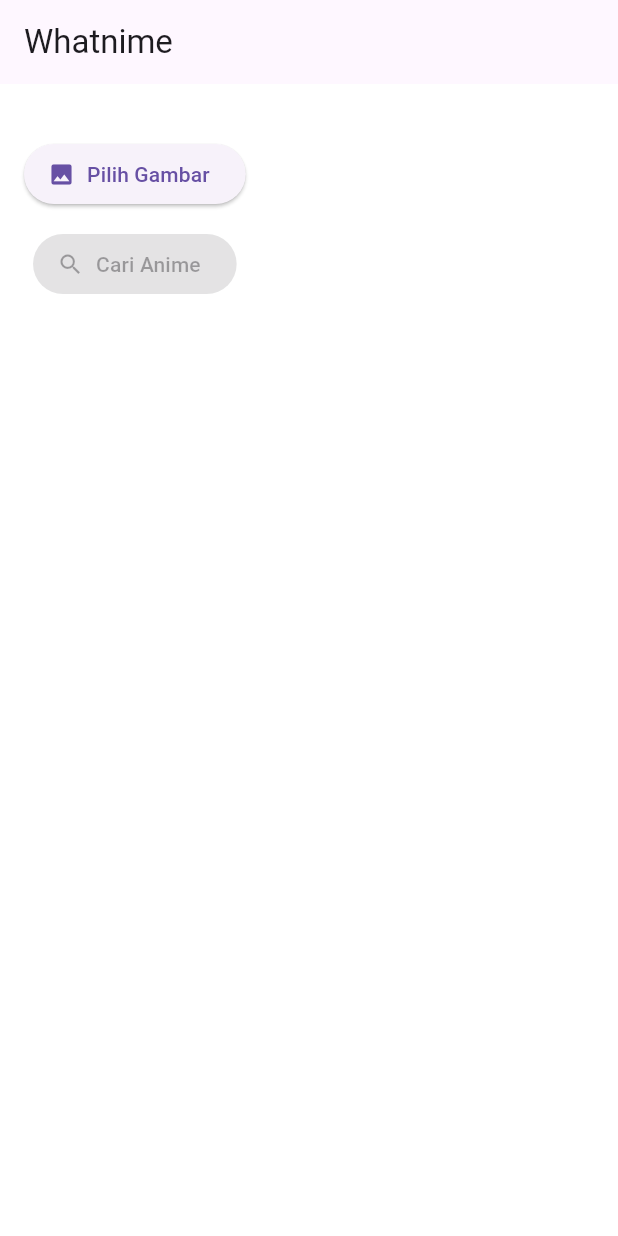
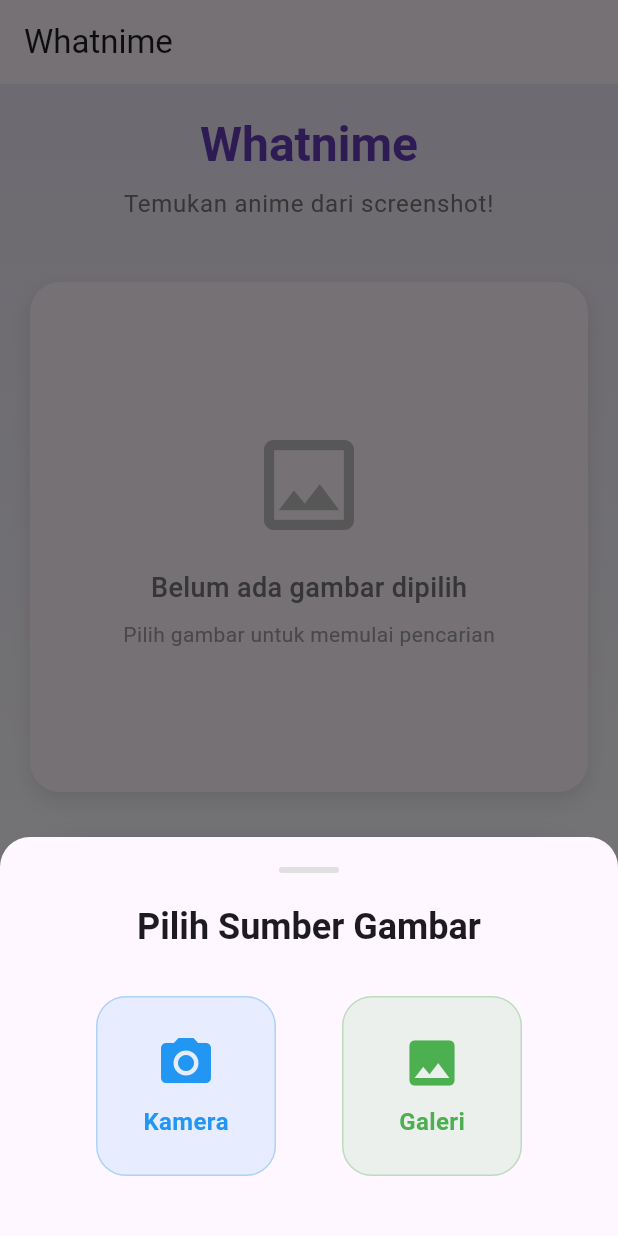
Before and after one commit to reized/project-akhir-prak-mobile, a Flutter app: the screen it shows after launch, after a tap on "Pilih Gambar", on a phone screen of 412 x 824 dp. Run offline on Flutter 3.47's test engine with Material 3 defaults, Android fonts, the phone set to English and light mode, and no system bars; our stand-ins replace image_picker.

Commit message:
update homepage

```diff
--- a/lib/main.dart
+++ b/lib/main.dart
@@ -1,5 +1,4 @@
-import 'package:coba_project_prak/screens/home_screen.dart';
-import 'package:coba_project_prak/theme/app_theme.dart';
+import 'package:coba_project_prak/screens/main_page.dart';
 import 'package:flutter/material.dart';
 
 void main() {
@@ -13,12 +12,12 @@ class MyApp extends StatelessWidget {
   @override
   Widget build(BuildContext context) {
     return MaterialApp(
+      debugShowCheckedModeBanner: false,
       title: 'Whatnime',
-      theme: AppTheme.lightTheme,
-      darkTheme: AppTheme.darkTheme,
-      themeMode: ThemeMode.system,
-      debugShowCheckedModeBanner: false,
-      home: HomeScreen(),
+      theme: ThemeData(
+        colorScheme: ColorScheme.fromSeed(seedColor: Colors.deepPurple),
+      ),
+      home: MainPage(),
     );
   }
 }
--- /dev/null
+++ b/lib/screens/home_page.dart
@@ -0,0 +1,429 @@
+import 'dart:io';
+import 'package:coba_project_prak/screens/result_page.dart';
+import 'package:flutter/material.dart';
+import 'package:image_picker/image_picker.dart';
+import '../services/tracemoe_api.dart';
+
+class HomePage extends StatefulWidget {
+  const HomePage({super.key});
+
+  @override
+  State<HomePage> createState() => _HomeScreenState();
+}
+
+class _HomeScreenState extends State<HomePage> with TickerProviderStateMixin {
+  File? _selectedImage;
+  bool _isLoading = false;
+  late AnimationController _animationController;
+  late Animation<double> _scaleAnimation;
+
+  @override
+  void initState() {
+    super.initState();
+    _animationController = AnimationController(
+      duration: const Duration(milliseconds: 200),
+      vsync: this,
+    );
+    _scaleAnimation = Tween<double>(
+      begin: 1.0,
+      end: 0.95,
+    ).animate(CurvedAnimation(
+      parent: _animationController,
+      curve: Curves.easeInOut,
+    ));
+  }
+
+  @override
+  void dispose() {
+    _animationController.dispose();
+    super.dispose();
+  }
+
+  Future<void> _pickImage(ImageSource source) async {
+    final picker = ImagePicker();
+    final pickedFile = await picker.pickImage(
+      source: source,
+      maxWidth: 1800,
+      maxHeight: 1800,
+      imageQuality: 85,
+    );
+
+    if (pickedFile != null) {
+      setState(() {
+        _selectedImage = File(pickedFile.path);
+      });
+    }
+  }
+
+  void _showImageSourceDialog() {
+    showModalBottomSheet(
+      context: context,
+      backgroundColor: Colors.transparent,
+      builder: (BuildContext context) {
+        return Container(
+          decoration: BoxDecoration(
+            color: Theme.of(context).scaffoldBackgroundColor,
+            borderRadius: const BorderRadius.only(
+              topLeft: Radius.circular(20),
+              topRight: Radius.circular(20),
+            ),
+          ),
+          child: SafeArea(
+            child: Padding(
+              padding: const EdgeInsets.all(20),
+              child: Column(
+                mainAxisSize: MainAxisSize.min,
+                children: [
+                  Container(
+                    width: 40,
+                    height: 4,
+                    decoration: BoxDecoration(
+                      color: Colors.grey[300],
+                      borderRadius: BorderRadius.circular(2),
+                    ),
+                  ),
+                  const SizedBox(height: 20),
+                  Text(
+                    'Pilih Sumber Gambar',
+                    style: Theme.of(context).textTheme.headlineSmall?.copyWith(
+                          fontWeight: FontWeight.bold,
+                        ),
+                  ),
+                  const SizedBox(height: 30),
+                  Row(
+                    mainAxisAlignment: MainAxisAlignment.spaceEvenly,
+                    children: [
+                      _buildSourceOption(
+                        icon: Icons.camera_alt,
+                        label: 'Kamera',
+                        onTap: () {
+                          Navigator.pop(context);
+                          _pickImage(ImageSource.camera);
+                        },
+                        color: Colors.blue,
+                      ),
+                      _buildSourceOption(
+                        icon: Icons.photo,
+                        label: 'Galeri',
+                        onTap: () {
+                          Navigator.pop(context);
+                          _pickImage(ImageSource.gallery);
+                        },
+                        color: Colors.green,
+                      ),
+                    ],
+                  ),
+                  const SizedBox(height: 20),
+                ],
+              ),
+            ),
+          ),
+        );
+      },
+    );
+  }
+
+  Widget _buildSourceOption({
+    required IconData icon,
+    required String label,
+    required VoidCallback onTap,
+    required Color color,
+  }) {
+    return GestureDetector(
+      onTap: onTap,
+      child: Container(
+        width: 120,
+        height: 120,
+        decoration: BoxDecoration(
+          color: color.withOpacity(0.1),
+          borderRadius: BorderRadius.circular(20),
+          border: Border.all(color: color.withOpacity(0.3)),
+        ),
+        child: Column(
+          mainAxisAlignment: MainAxisAlignment.center,
+          children: [
+            Icon(
+              icon,
+              size: 40,
+              color: color,
+            ),
+            const SizedBox(height: 8),
+            Text(
+              label,
+              style: TextStyle(
+                fontSize: 16,
+                fontWeight: FontWeight.w600,
+                color: color,
+              ),
+            ),
+          ],
+        ),
+      ),
+    );
+  }
+
+  Future<void> _searchAnime() async {
+    if (_selectedImage == null) return;
+
+    setState(() => _isLoading = true);
+
+    try {
+      final results = await TraceMoeApi.searchAnime(_selectedImage!);
+      if (!mounted) return;
+
+      Navigator.push(
+        context,
+        MaterialPageRoute(
+          builder: (_) => ResultScreen(results: results),
+        ),
+      );
+    } catch (e) {
+      if (!mounted) return;
+
+      ScaffoldMessenger.of(context).showSnackBar(
+        SnackBar(
+          content: Text('Gagal mencari anime: $e'),
+          backgroundColor: Colors.red[400],
+          behavior: SnackBarBehavior.floating,
+          shape: RoundedRectangleBorder(
+            borderRadius: BorderRadius.circular(10),
+          ),
+        ),
+      );
+    } finally {
+      if (mounted) setState(() => _isLoading = false);
+    }
+  }
+
+  @override
+  Widget build(BuildContext context) {
+    final theme = Theme.of(context);
+    final isDark = theme.brightness == Brightness.dark;
+
+    return Scaffold(
+      body: Container(
+        decoration: BoxDecoration(
+          gradient: LinearGradient(
+            begin: Alignment.topCenter,
+            end: Alignment.bottomCenter,
+            colors: isDark
+                ? [Colors.grey[900]!, Colors.black]
+                : [Colors.deepPurple[50]!, Colors.white],
+          ),
+        ),
+        child: SafeArea(
+          child: Padding(
+            padding: const EdgeInsets.all(20),
+            child: Column(
+              crossAxisAlignment: CrossAxisAlignment.stretch,
+              children: [
+                // Header
+                Text(
+                  'Whatnime',
+                  textAlign: TextAlign.center,
+                  style: theme.textTheme.headlineLarge?.copyWith(
+                    fontWeight: FontWeight.bold,
+                    color: Colors.deepPurple,
+                  ),
+                ),
+                const SizedBox(height: 8),
+                Text(
+                  'Temukan anime dari screenshot!',
+                  textAlign: TextAlign.center,
+                  style: theme.textTheme.bodyLarge?.copyWith(
+                    color: Colors.grey[600],
+                  ),
+                ),
+                const SizedBox(height: 40),
+
+                // Image Display Area
+                Expanded(
+                  child: Container(
+                    decoration: BoxDecoration(
+                      color: theme.cardColor,
+                      borderRadius: BorderRadius.circular(20),
+                      boxShadow: [
+                        BoxShadow(
+                          color: Colors.black.withOpacity(0.1),
+                          blurRadius: 10,
+                          offset: const Offset(0, 5),
+                        ),
+                      ],
+                    ),
+                    child: _selectedImage != null
+                        ? ClipRRect(
+                            borderRadius: BorderRadius.circular(20),
+                            child: Stack(
+                              children: [
+                                Image.file(
+                                  _selectedImage!,
+                                  width: double.infinity,
+                                  height: double.infinity,
+                                  fit: BoxFit.cover,
+                                ),
+                                Positioned(
+                                  top: 10,
+                                  right: 10,
+                                  child: GestureDetector(
+                                    onTap: () {
+                                      setState(() {
+                                        _selectedImage = null;
+                                      });
+                                    },
+                                    child: Container(
+                                      padding: const EdgeInsets.all(8),
+                                      decoration: BoxDecoration(
+                                        color: Colors.black.withOpacity(0.7),
+                                        shape: BoxShape.circle,
+                                      ),
+                                      child: const Icon(
+                                        Icons.close,
+                                        color: Colors.white,
+                                        size: 20,
+                                      ),
+                                    ),
+                                  ),
+                                ),
+                              ],
+                            ),
+                          )
+                        : Column(
+                            mainAxisAlignment: MainAxisAlignment.center,
+                            children: [
+                              Icon(
+                                Icons.image_outlined,
+                                size: 80,
+                                color: Colors.grey[400],
+                              ),
+                              const SizedBox(height: 16),
+                              Text(
+                                'Belum ada gambar dipilih',
+                                style: TextStyle(
+                                  fontSize: 18,
+                                  color: Colors.grey[600],
+                                  fontWeight: FontWeight.w500,
+                                ),
+                              ),
+                              const SizedBox(height: 8),
+                              Text(
+                                'Pilih gambar untuk memulai pencarian',
+                                style: TextStyle(
+                                  fontSize: 14,
+                                  color: Colors.grey[500],
+                                ),
+                              ),
+                            ],
+                          ),
+                  ),
+                ),
+
+                const SizedBox(height: 30),
+
+                // Camera/Scan Button
+                AnimatedBuilder(
+                  animation: _scaleAnimation,
+                  builder: (context, child) {
+                    return Transform.scale(
+                      scale: _scaleAnimation.value,
+                      child: GestureDetector(
+                        onTapDown: (_) => _animationController.forward(),
+                        onTapUp: (_) => _animationController.reverse(),
+                        onTapCancel: () => _animationController.reverse(),
+                        onTap: _showImageSourceDialog,
+                        child: Container(
+                          height: 70,
+                          decoration: BoxDecoration(
+                            gradient: LinearGradient(
+                              colors: [
+                                Colors.deepPurple,
+                                Colors.deepPurple[300]!
+                              ],
+                            ),
+                            borderRadius: BorderRadius.circular(35),
+                            boxShadow: [
+                              BoxShadow(
+                                color: Colors.deepPurple.withOpacity(0.3),
+                                blurRadius: 15,
+                                offset: const Offset(0, 8),
+                              ),
+                            ],
+                          ),
+                          child: const Row(
+                            mainAxisAlignment: MainAxisAlignment.center,
+                            children: [
+                              Icon(
+                                Icons.camera_alt,
+                                color: Colors.white,
+                                size: 28,
+                              ),
+                              SizedBox(width: 12),
+                              Text(
+                                'Pilih Gambar',
+                                style: TextStyle(
+                                  color: Colors.white,
+                                  fontSize: 18,
+                                  fontWeight: FontWeight.bold,
+                                ),
+                              ),
+                            ],
+                          ),
+                        ),
+                      ),
+                    );
+                  },
+                ),
+
+                const SizedBox(height: 16),
+
+                // Search Button
+                AnimatedContainer(
+                  duration: const Duration(milliseconds: 300),
+                  height: 60,
+                  child: ElevatedButton.icon(
+                    onPressed: _selectedImage == null || _isLoading
+                        ? null
+                        : _searchAnime,
+                    style: ElevatedButton.styleFrom(
+                      backgroundColor: Colors.green,
+                      disabledBackgroundColor: Colors.grey[300],
+                      shape: RoundedRectangleBorder(
+                        borderRadius: BorderRadius.circular(30),
+                      ),
+                      elevation: _selectedImage != null && !_isLoading ? 8 : 2,
+                      shadowColor: Colors.green.withOpacity(0.3),
+                    ),
+                    icon: _isLoading
+                        ? const SizedBox(
+                            width: 20,
+                            height: 20,
+                            child: CircularProgressIndicator(
+                              strokeWidth: 2,
+                              valueColor:
+                                  AlwaysStoppedAnimation<Color>(Colors.white),
+                            ),
+                          )
+                        : const Icon(
+                            Icons.search,
+                            color: Colors.white,
+                            size: 24,
+                          ),
+                    label: Text(
+                      _isLoading ? 'Mencari...' : 'Cari Anime',
+                      style: const TextStyle(
+                        color: Colors.white,
+                        fontSize: 16,
+                        fontWeight: FontWeight.bold,
+                      ),
+                    ),
+                  ),
+                ),
+
+                const SizedBox(height: 20),
+              ],
+            ),
+          ),
+        ),
+      ),
+    );
+  }
+}
--- a/lib/screens/home_screen.dart
+++ /dev/null
@@ -1,87 +0,0 @@
-import 'dart:io';
-import 'package:flutter/material.dart';
-import 'package:image_picker/image_picker.dart';
-// import '../models/anime_result.dart';
-import '../services/tracemoe_api.dart';
-import 'result_screen.dart';
-
-class HomeScreen extends StatefulWidget {
-  const HomeScreen({super.key});
-
-  @override
-  State<HomeScreen> createState() => _HomeScreenState();
-}
-
-class _HomeScreenState extends State<HomeScreen> {
-  File? _selectedImage;
-  bool _isLoading = false;
-
-  Future<void> _pickImage(ImageSource source) async {
-    final picker = ImagePicker();
-    final pickedFile = await picker.pickImage(source: source);
-
-    if (pickedFile != null) {
-      setState(() {
-        _selectedImage = File(pickedFile.path);
-      });
-    }
-  }
-
-  Future<void> _searchAnime() async {
-    if (_selectedImage == null) return;
-
-    setState(() => _isLoading = true);
-
-    try {
-      final results = await TraceMoeApi.searchAnime(_selectedImage!);
-      if (!mounted) return;
-
-      Navigator.push(
-        context,
-        MaterialPageRoute(
-          builder: (_) => ResultScreen(results: results),
-        ),
-      );
-    } catch (e) {
-      if (!mounted) return;
-
-      ScaffoldMessenger.of(context).showSnackBar(
-        SnackBar(content: Text('Gagal mencari anime: $e')),
-      );
-    } finally {
-      if (mounted) setState(() => _isLoading = false);
-    }
-  }
-
-  @override
-  Widget build(BuildContext context) {
-    return Scaffold(
-      appBar: AppBar(title: const Text('Whatnime')),
-      body: Padding(
-        padding: const EdgeInsets.all(16),
-        child: Column(
-          children: [
-            if (_selectedImage != null)
-              Image.file(_selectedImage!, height: 200),
-            const SizedBox(height: 20),
-            ElevatedButton.icon(
-              onPressed: () => _pickImage(ImageSource.gallery),
-              icon: const Icon(Icons.photo),
-              label: const Text('Pilih Gambar'),
-            ),
-            const SizedBox(height: 12),
-            ElevatedButton.icon(
-              onPressed: _selectedImage == null || _isLoading ? null : _searchAnime,
-              icon: const Icon(Icons.search),
-              label: const Text('Cari Anime'),
-            ),
-            if (_isLoading) const Padding(
-              padding: EdgeInsets.all(12.0),
-              child: CircularProgressIndicator(),
-            ),
-          ],
-        ),
-      ),
-    );
-  }
-}
--- /dev/null
+++ b/lib/screens/library_page.dart
@@ -0,0 +1,16 @@
+import 'package:flutter/material.dart';
+
+class LibraryPage extends StatelessWidget {
+  const LibraryPage({super.key});
+
+  @override
+  Widget build(BuildContext context) {
+    return Scaffold(
+      body: Center(
+        child: Text(
+          'Library Page',
+        ),
+      ),
+    );
+  }
+}
--- /dev/null
+++ b/lib/screens/main_page.dart
@@ -0,0 +1,65 @@
+import 'package:flutter/material.dart';
+import 'home_page.dart';
+import 'library_page.dart';
+import 'profile_page.dart';
+
+class MainPage extends StatefulWidget {
+  const MainPage({super.key});
+
+  @override
+  State<MainPage> createState() => _MainPageState();
+}
+
+class _MainPageState extends State<MainPage> {
+  int _currentIndex = 0;
+
+  final List<Widget> _pages = [
+    const HomePage(),
+    const LibraryPage(),
+    const ProfilePage(),
+  ];
+
+  final List<String> _titles = [
+    'Whatnime',
+    'Library',
+    'Profile',
+  ];
+
+  @override
+  Widget build(BuildContext context) {
+    return Scaffold(
+      appBar: AppBar(
+        title: Text(_titles[_currentIndex]),
+      ),
+      body: IndexedStack(
+        index: _currentIndex,
+        children: _pages,
+      ),
+      bottomNavigationBar: NavigationBar(
+        selectedIndex: _currentIndex,
+        onDestinationSelected: (index) {
+          setState(() {
+            _currentIndex = index;
+          });
+        },
+        destinations: const [
+          NavigationDestination(
+            icon: Icon(Icons.home_outlined),
+            selectedIcon: Icon(Icons.home),
+            label: 'Home',
+          ),
+          NavigationDestination(
+            icon: Icon(Icons.library_books_outlined),
+            selectedIcon: Icon(Icons.library_books),
+            label: 'Library',
+          ),
+          NavigationDestination(
+            icon: Icon(Icons.person_outline),
+            selectedIcon: Icon(Icons.person),
+            label: 'Profile',
+          ),
+        ],
+      ),
+    );
+  }
+}
--- /dev/null
+++ b/lib/screens/profile_page.dart
@@ -0,0 +1,16 @@
+import 'package:flutter/material.dart';
+
+class ProfilePage extends StatelessWidget {
+  const ProfilePage({super.key});
+
+  @override
+  Widget build(BuildContext context) {
+    return Scaffold(
+      body: Center(
+        child: Text(
+          'Profile Page',
+        ),
+      ),
+    );
+  }
+}
```
Also changed, not shown: lib/screens/result_page.dart (renamed from lib/screens/result_screen.dart), 1 other file.
